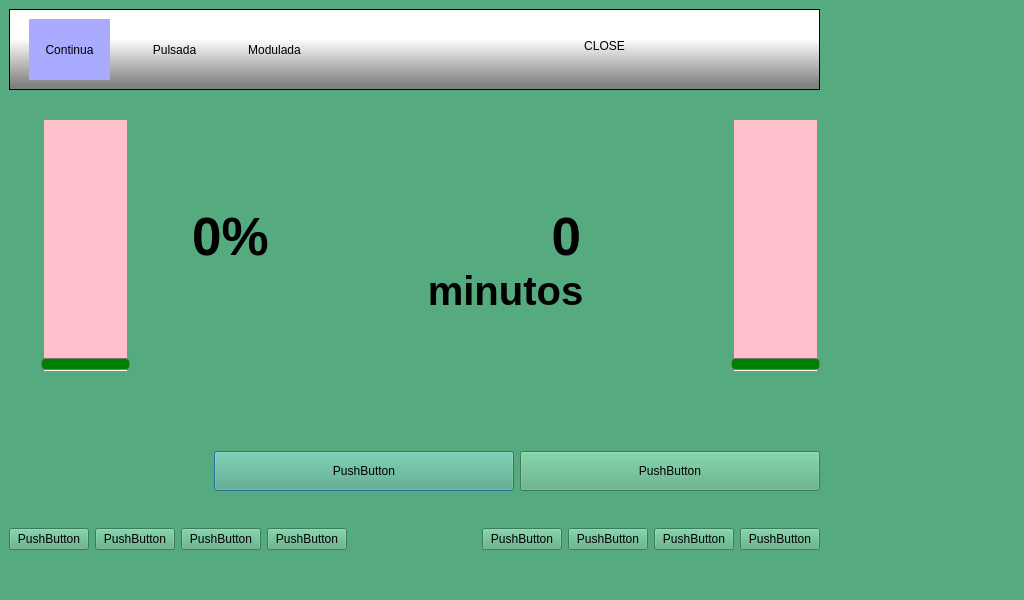
Above: lipo1/lipo2.ui from MarianoDel/pyqt5 before the change. Below: the same form after it.
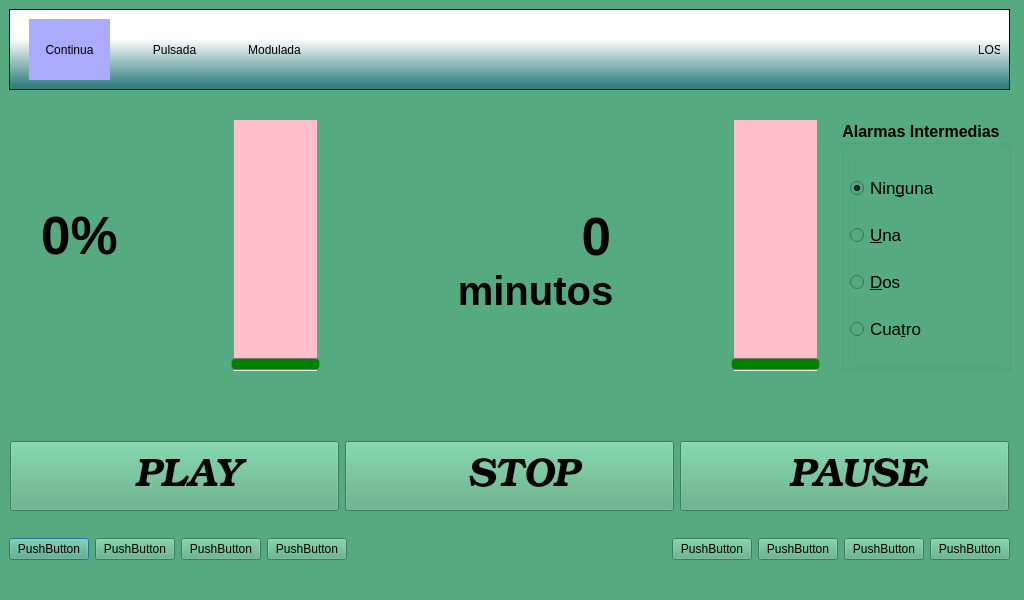
That is the form after the change. Icons and pictures are not drawn.

What changed in the file:
```diff
--- a/lipo1/lipo2.ui
+++ b/lipo1/lipo2.ui
@@ -21,7 +21,7 @@
   <widget class="QSlider" name="powerSlider">
    <property name="geometry">
     <rect>
-     <x>40</x>
+     <x>230</x>
      <y>120</y>
      <width>91</width>
      <height>251</height>
@@ -64,7 +64,7 @@
     <rect>
      <x>9</x>
      <y>400</y>
-     <width>811</width>
+     <width>1001</width>
      <height>181</height>
     </rect>
    </property>
@@ -74,42 +74,158 @@
     </property>
     <item>
      <layout class="QHBoxLayout" name="horizontalLayout_3">
+      <property name="leftMargin">
+       <number>1</number>
+      </property>
+      <property name="topMargin">
+       <number>1</number>
+      </property>
+      <property name="rightMargin">
+       <number>1</number>
+      </property>
+      <property name="bottomMargin">
+       <number>1</number>
+      </property>
       <item>
-       <spacer name="horizontalSpacer_3">
-        <property name="orientation">
-         <enum>Qt::Horizontal</enum>
+       <widget class="QToolButton" name="toolButton_4">
+        <property name="sizePolicy">
+         <sizepolicy hsizetype="Preferred" vsizetype="Preferred">
+          <horstretch>0</horstretch>
+          <verstretch>0</verstretch>
+         </sizepolicy>
         </property>
-        <property name="sizeHint" stdset="0">
+        <property name="minimumSize">
          <size>
-          <width>40</width>
-          <height>20</height>
+          <width>300</width>
+          <height>70</height>
          </size>
         </property>
-       </spacer>
+        <property name="maximumSize">
+         <size>
+          <width>400</width>
+          <height>70</height>
+         </size>
+        </property>
+        <property name="font">
+         <font>
+          <family>URW Bookman</family>
+          <pointsize>30</pointsize>
+          <italic>true</italic>
+         </font>
+        </property>
+        <property name="layoutDirection">
+         <enum>Qt::LeftToRight</enum>
+        </property>
+        <property name="text">
+         <string>  PLAY</string>
+        </property>
+        <property name="icon">
+         <iconset resource="res_lipo2.qrc">
+          <normaloff>:/icons/play2.ico</normaloff>:/icons/play2.ico</iconset>
+        </property>
+        <property name="iconSize">
+         <size>
+          <width>48</width>
+          <height>48</height>
+         </size>
+        </property>
+        <property name="toolButtonStyle">
+         <enum>Qt::ToolButtonTextBesideIcon</enum>
+        </property>
+       </widget>
       </item>
       <item>
-       <widget class="QPushButton" name="pushButton_6">
+       <widget class="QToolButton" name="toolButton_6">
+        <property name="sizePolicy">
+         <sizepolicy hsizetype="Preferred" vsizetype="Preferred">
+          <horstretch>0</horstretch>
+          <verstretch>0</verstretch>
+         </sizepolicy>
+        </property>
         <property name="minimumSize">
          <size>
           <width>300</width>
-          <height>40</height>
+          <height>70</height>
          </size>
         </property>
+        <property name="maximumSize">
+         <size>
+          <width>400</width>
+          <height>70</height>
+         </size>
+        </property>
+        <property name="font">
+         <font>
+          <family>URW Bookman</family>
+          <pointsize>30</pointsize>
+          <italic>true</italic>
+         </font>
+        </property>
         <property name="text">
-         <string>PushButton</string>
+         <string>  STOP</string>
         </property>
+        <property name="icon">
+         <iconset resource="res_lipo2.qrc">
+          <normaloff>:/icons/stop.ico</normaloff>:/icons/stop.ico</iconset>
+        </property>
+        <property name="iconSize">
+         <size>
+          <width>48</width>
+          <height>48</height>
+         </size>
+        </property>
+        <property name="toolButtonStyle">
+         <enum>Qt::ToolButtonTextBesideIcon</enum>
+        </property>
        </widget>
       </item>
       <item>
-       <widget class="QPushButton" name="pushButton_5">
+       <widget class="QToolButton" name="toolButton_5">
+        <property name="sizePolicy">
+         <sizepolicy hsizetype="Preferred" vsizetype="Preferred">
+          <horstretch>0</horstretch>
+          <verstretch>0</verstretch>
+         </sizepolicy>
+        </property>
         <property name="minimumSize">
          <size>
           <width>300</width>
-          <height>40</height>
+          <height>70</height>
          </size>
         </property>
+        <property name="maximumSize">
+         <size>
+          <width>400</width>
+          <height>70</height>
+         </size>
+        </property>
+        <property name="font">
+         <font>
+          <family>URW Bookman</family>
+          <pointsize>30</pointsize>
+          <weight>50</weight>
+          <italic>true</italic>
+          <bold>false</bold>
+         </font>
+        </property>
+        <property name="layoutDirection">
+         <enum>Qt::LeftToRight</enum>
+        </property>
         <property name="text">
-         <string>PushButton</string>
+         <string>  PAUSE</string>
+        </property>
+        <property name="icon">
+         <iconset resource="res_lipo2.qrc">
+          <normaloff>:/icons/pause.ico</normaloff>:/icons/pause.ico</iconset>
+        </property>
+        <property name="iconSize">
+         <size>
+          <width>48</width>
+          <height>48</height>
+         </size>
+        </property>
+        <property name="toolButtonStyle">
+         <enum>Qt::ToolButtonTextBesideIcon</enum>
         </property>
        </widget>
       </item>
@@ -143,6 +259,12 @@
       </item>
       <item>
        <widget class="QPushButton" name="pushButton_11">
+        <property name="sizePolicy">
+         <sizepolicy hsizetype="Minimum" vsizetype="Maximum">
+          <horstretch>0</horstretch>
+          <verstretch>0</verstretch>
+         </sizepolicy>
+        </property>
         <property name="text">
          <string>PushButton</string>
         </property>
@@ -198,13 +320,14 @@
     <rect>
      <x>9</x>
      <y>9</y>
-     <width>811</width>
+     <width>1001</width>
      <height>81</height>
     </rect>
    </property>
    <property name="styleSheet">
     <string notr="true">QFrame {
-background-color: qlineargradient(spread:pad, x1:1, y1:1, x2:1, y2:0, stop:0.0539216 rgba(128, 128, 128, 255), stop:0.637255 rgba(255, 255, 255, 255));
+/*background-color: qlineargradient(spread:pad, x1:1, y1:1, x2:1, y2:0, stop:0.0539216 rgba(128, 128, 128, 255), stop:0.637255 rgba(255, 255, 255, 255));*/
+	background-color: qlineargradient(spread:pad, x1:1, y1:1, x2:1, y2:0, stop:0.0539216 rgba(51, 128, 128, 255), stop:0.637255 rgba(255, 255, 255, 255));
 }
 
 QPushButton {
@@ -225,7 +348,9 @@
 background-color: rgb(170, 170, 255);
 }
 
-</string>
+QLabel {
+background-color: none;
+}</string>
    </property>
    <property name="frameShape">
     <enum>QFrame::StyledPanel</enum>
@@ -236,10 +361,10 @@
    <widget class="QPushButton" name="closeButton">
     <property name="geometry">
      <rect>
-      <x>390</x>
-      <y>20</y>
-      <width>411</width>
-      <height>34</height>
+      <x>970</x>
+      <y>10</y>
+      <width>21</width>
+      <height>61</height>
      </rect>
     </property>
     <property name="text">
@@ -348,12 +473,31 @@
      <enum>Qt::ToolButtonTextUnderIcon</enum>
     </property>
    </widget>
+   <widget class="QLabel" name="label">
+    <property name="geometry">
+     <rect>
+      <x>400</x>
+      <y>10</y>
+      <width>481</width>
+      <height>61</height>
+     </rect>
+    </property>
+    <property name="text">
+     <string/>
+    </property>
+    <property name="pixmap">
+     <pixmap resource="res_lipo2.qrc">:/images/kirno_negro_cursiva.png</pixmap>
+    </property>
+    <property name="scaledContents">
+     <bool>true</bool>
+    </property>
+   </widget>
   </widget>
   <widget class="QLabel" name="Powerlabel">
    <property name="geometry">
     <rect>
-     <x>160</x>
-     <y>200</y>
+     <x>9</x>
+     <y>199</y>
      <width>141</width>
      <height>73</height>
     </rect>
@@ -381,8 +525,8 @@
   <widget class="QWidget" name="layoutWidget">
    <property name="geometry">
     <rect>
-     <x>271</x>
-     <y>131</y>
+     <x>120</x>
+     <y>130</y>
      <width>101</width>
      <height>204</height>
     </rect>
@@ -518,7 +662,7 @@
   <widget class="QLabel" name="Timerlabel">
    <property name="geometry">
     <rect>
-     <x>510</x>
+     <x>540</x>
      <y>200</y>
      <width>71</width>
      <height>73</height>
@@ -547,7 +691,7 @@
   <widget class="QWidget" name="layoutWidget_2">
    <property name="geometry">
     <rect>
-     <x>591</x>
+     <x>621</x>
      <y>131</y>
      <width>101</width>
      <height>204</height>
@@ -684,7 +828,7 @@
   <widget class="QLabel" name="Powerlabel_3">
    <property name="geometry">
     <rect>
-     <x>420</x>
+     <x>450</x>
      <y>260</y>
      <width>171</width>
      <height>61</height>
@@ -751,6 +895,104 @@
     <enum>QSlider::NoTicks</enum>
    </property>
   </widget>
+  <widget class="QGroupBox" name="groupBox">
+   <property name="geometry">
+    <rect>
+     <x>840</x>
+     <y>120</y>
+     <width>171</width>
+     <height>251</height>
+    </rect>
+   </property>
+   <property name="font">
+    <font>
+     <pointsize>12</pointsize>
+     <weight>75</weight>
+     <bold>true</bold>
+    </font>
+   </property>
+   <property name="title">
+    <string>Alarmas Intermedias</string>
+   </property>
+   <property name="flat">
+    <bool>false</bool>
+   </property>
+   <widget class="QWidget" name="verticalLayoutWidget_2">
+    <property name="geometry">
+     <rect>
+      <x>10</x>
+      <y>40</y>
+      <width>151</width>
+      <height>201</height>
+     </rect>
+    </property>
+    <layout class="QVBoxLayout" name="verticalLayout_4">
+     <item>
+      <widget class="QRadioButton" name="radioButton">
+       <property name="sizePolicy">
+        <sizepolicy hsizetype="Minimum" vsizetype="Fixed">
+         <horstretch>0</horstretch>
+         <verstretch>0</verstretch>
+        </sizepolicy>
+       </property>
+       <property name="minimumSize">
+        <size>
+         <width>0</width>
+         <height>0</height>
+        </size>
+       </property>
+       <property name="font">
+        <font>
+         <pointsize>13</pointsize>
+        </font>
+       </property>
+       <property name="text">
+        <string>Nin&amp;guna</string>
+       </property>
+       <property name="checked">
+        <bool>true</bool>
+       </property>
+      </widget>
+     </item>
+     <item>
+      <widget class="QRadioButton" name="radioButton_3">
+       <property name="font">
+        <font>
+         <pointsize>13</pointsize>
+        </font>
+       </property>
+       <property name="text">
+        <string>&amp;Una</string>
+       </property>
+      </widget>
+     </item>
+     <item>
+      <widget class="QRadioButton" name="radioButton_4">
+       <property name="font">
+        <font>
+         <pointsize>13</pointsize>
+        </font>
+       </property>
+       <property name="text">
+        <string>&amp;Dos</string>
+       </property>
+      </widget>
+     </item>
+     <item>
+      <widget class="QRadioButton" name="radioButton_2">
+       <property name="font">
+        <font>
+         <pointsize>13</pointsize>
+        </font>
+       </property>
+       <property name="text">
+        <string>Cua&amp;tro</string>
+       </property>
+      </widget>
+     </item>
+    </layout>
+   </widget>
+  </widget>
  </widget>
  <resources>
   <include location="res_lipo2.qrc"/>
```
